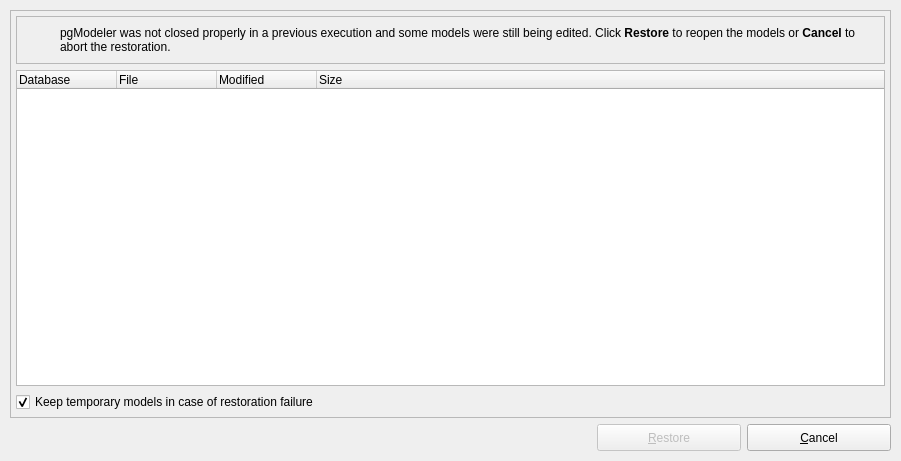
pgmodeler/pgmodeler, file libs/libgui/ui/tools/modelrestorationform.ui: the form before one commit.
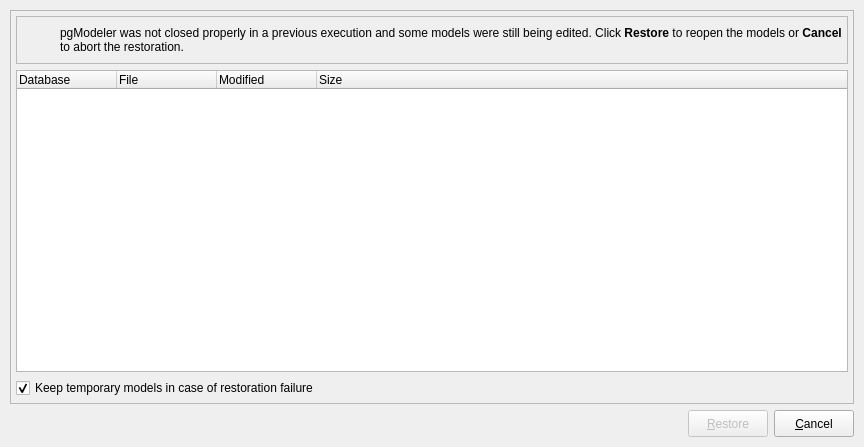
The form after the commit. Icons and pictures are not drawn.

Commit message: Fixed a crash when trying to swap relatinships in SwapObjectsIdsWidget

The edit to the form file:
```diff
--- a/libs/libgui/ui/tools/modelrestorationform.ui
+++ b/libs/libgui/ui/tools/modelrestorationform.ui
@@ -9,8 +9,8 @@
    <rect>
     <x>0</x>
     <y>0</y>
-    <width>901</width>
-    <height>461</height>
+    <width>864</width>
+    <height>447</height>
    </rect>
   </property>
   <property name="sizePolicy">
@@ -57,7 +57,7 @@
       <bool>false</bool>
      </property>
      <property name="sizePolicy">
-      <sizepolicy hsizetype="Preferred" vsizetype="Preferred">
+      <sizepolicy hsizetype="Fixed" vsizetype="Preferred">
        <horstretch>0</horstretch>
        <verstretch>0</verstretch>
       </sizepolicy>
@@ -333,7 +333,7 @@
    <item row="1" column="5">
     <widget class="QPushButton" name="cancel_btn">
      <property name="sizePolicy">
-      <sizepolicy hsizetype="Preferred" vsizetype="Preferred">
+      <sizepolicy hsizetype="Fixed" vsizetype="Preferred">
        <horstretch>0</horstretch>
        <verstretch>0</verstretch>
       </sizepolicy>
```
The commit also changes 2 other files.
